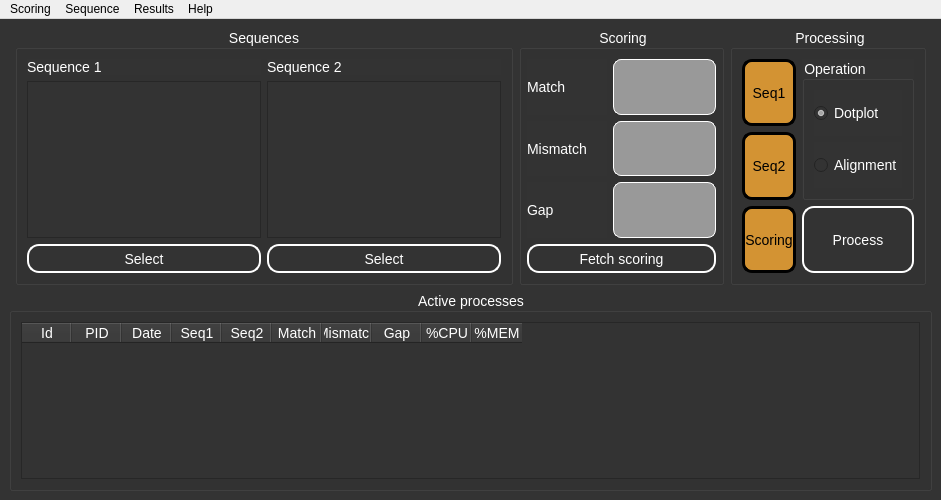
Before: the Qt Designer form Views/main.ui in rafalfelczynski/dna-alignment, drawn with Qt 5.
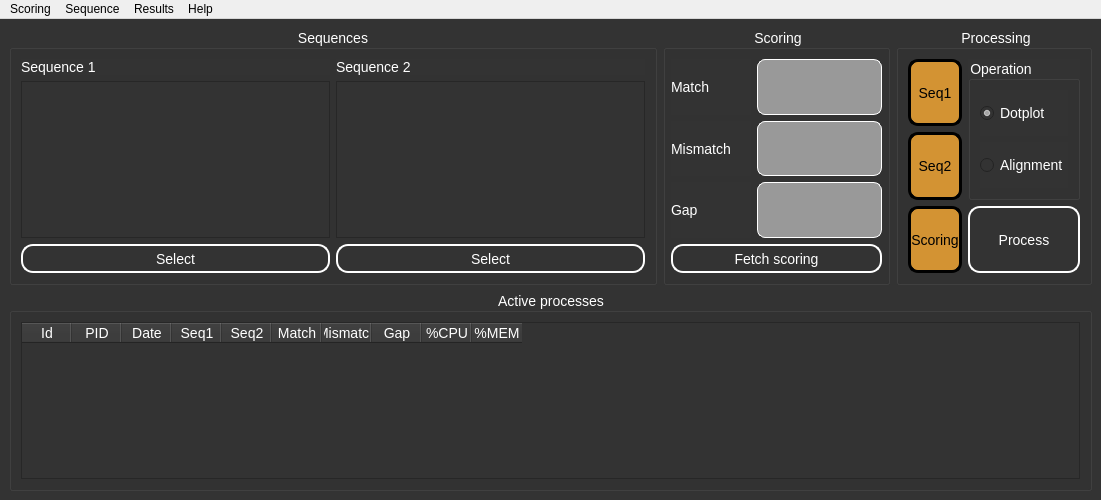
After: the same form once the commit is applied.

The edit to the form file:
```diff
--- a/Views/main.ui
+++ b/Views/main.ui
@@ -6,7 +6,7 @@
    <rect>
     <x>0</x>
     <y>0</y>
-    <width>941</width>
+    <width>1101</width>
     <height>500</height>
    </rect>
   </property>
@@ -79,154 +79,6 @@
 </string>
    </property>
    <layout class="QGridLayout" name="gridLayout_6">
-    <item row="1" column="6">
-     <widget class="QGroupBox" name="groupBox_8">
-      <property name="sizePolicy">
-       <sizepolicy hsizetype="Minimum" vsizetype="Expanding">
-        <horstretch>0</horstretch>
-        <verstretch>0</verstretch>
-       </sizepolicy>
-      </property>
-      <property name="title">
-       <string>Processing</string>
-      </property>
-      <property name="alignment">
-       <set>Qt::AlignCenter</set>
-      </property>
-      <layout class="QGridLayout" name="gridLayout_9">
-       <item row="5" column="0" rowspan="2">
-        <widget class="QLabel" name="seqSecLedLbl">
-         <property name="sizePolicy">
-          <sizepolicy hsizetype="Minimum" vsizetype="Minimum">
-           <horstretch>0</horstretch>
-           <verstretch>0</verstretch>
-          </sizepolicy>
-         </property>
-         <property name="styleSheet">
-          <string notr="true">QLabel {
-	border-radius: 10px;
-	border: 3px solid black;
-	background-color: rgba(255, 173, 51, 200);;
-	color: black;
-}</string>
-         </property>
-         <property name="text">
-          <string>Seq2</string>
-         </property>
-         <property name="alignment">
-          <set>Qt::AlignCenter</set>
-         </property>
-        </widget>
-       </item>
-       <item row="7" column="0" rowspan="2">
-        <widget class="QLabel" name="scoringLedLbl">
-         <property name="sizePolicy">
-          <sizepolicy hsizetype="Minimum" vsizetype="Minimum">
-           <horstretch>0</horstretch>
-           <verstretch>0</verstretch>
-          </sizepolicy>
-         </property>
-         <property name="styleSheet">
-          <string notr="true">QLabel {
-	border-radius: 10px;
-	border: 3px solid black;
-	background-color: rgba(255, 173, 51, 200);
-	color: black;
-}</string>
-         </property>
-         <property name="text">
-          <string>Scoring</string>
-         </property>
-         <property name="alignment">
-          <set>Qt::AlignCenter</set>
-         </property>
-        </widget>
-       </item>
-       <item row="3" column="0" rowspan="2">
-        <widget class="QLabel" name="seqFirstLedLbl">
-         <property name="sizePolicy">
-          <sizepolicy hsizetype="Minimum" vsizetype="Minimum">
-           <horstretch>0</horstretch>
-           <verstretch>0</verstretch>
-          </sizepolicy>
-         </property>
-         <property name="styleSheet">
-          <string notr="true">QLabel {
-	border-radius: 10px;
-	border: 3px solid black;
-	background-color: rgba(255, 173, 51, 200);
-	color: black;
-}
-</string>
-         </property>
-         <property name="text">
-          <string>Seq1</string>
-         </property>
-         <property name="alignment">
-          <set>Qt::AlignCenter</set>
-         </property>
-        </widget>
-       </item>
-       <item row="7" column="1" rowspan="2">
-        <widget class="QPushButton" name="processBtn">
-         <property name="sizePolicy">
-          <sizepolicy hsizetype="Minimum" vsizetype="Minimum">
-           <horstretch>0</horstretch>
-           <verstretch>0</verstretch>
-          </sizepolicy>
-         </property>
-         <property name="text">
-          <string>Process</string>
-         </property>
-        </widget>
-       </item>
-       <item row="3" column="1" rowspan="4">
-        <widget class="QGroupBox" name="operationGroupBox">
-         <property name="sizePolicy">
-          <sizepolicy hsizetype="Preferred" vsizetype="Minimum">
-           <horstretch>0</horstretch>
-           <verstretch>0</verstretch>
-          </sizepolicy>
-         </property>
-         <property name="title">
-          <string>Operation</string>
-         </property>
-         <layout class="QVBoxLayout" name="verticalLayout_2">
-          <item>
-           <widget class="QRadioButton" name="dotplotRadioBtn">
-            <property name="sizePolicy">
-             <sizepolicy hsizetype="Minimum" vsizetype="Expanding">
-              <horstretch>0</horstretch>
-              <verstretch>0</verstretch>
-             </sizepolicy>
-            </property>
-            <property name="text">
-             <string>Dotplot</string>
-            </property>
-            <property name="checked">
-             <bool>true</bool>
-            </property>
-           </widget>
-          </item>
-          <item>
-           <widget class="QRadioButton" name="alignmentRadioBtn">
-            <property name="sizePolicy">
-             <sizepolicy hsizetype="Minimum" vsizetype="Expanding">
-              <horstretch>0</horstretch>
-              <verstretch>0</verstretch>
-             </sizepolicy>
-            </property>
-            <property name="text">
-             <string>Alignment</string>
-            </property>
-           </widget>
-          </item>
-         </layout>
-        </widget>
-       </item>
-      </layout>
-     </widget>
-    </item>
     <item row="2" column="2" colspan="6">
      <widget class="QGroupBox" name="groupBox_10">
       <property name="sizePolicy">
@@ -336,10 +188,158 @@
       </layout>
      </widget>
     </item>
-    <item row="1" column="5">
+    <item row="1" column="7">
+     <widget class="QGroupBox" name="groupBox_8">
+      <property name="sizePolicy">
+       <sizepolicy hsizetype="Minimum" vsizetype="Expanding">
+        <horstretch>0</horstretch>
+        <verstretch>0</verstretch>
+       </sizepolicy>
+      </property>
+      <property name="title">
+       <string>Processing</string>
+      </property>
+      <property name="alignment">
+       <set>Qt::AlignCenter</set>
+      </property>
+      <layout class="QGridLayout" name="gridLayout_9">
+       <item row="5" column="0" rowspan="2">
+        <widget class="QLabel" name="seqSecLedLbl">
+         <property name="sizePolicy">
+          <sizepolicy hsizetype="Minimum" vsizetype="Minimum">
+           <horstretch>0</horstretch>
+           <verstretch>0</verstretch>
+          </sizepolicy>
+         </property>
+         <property name="styleSheet">
+          <string notr="true">QLabel {
+	border-radius: 10px;
+	border: 3px solid black;
+	background-color: rgba(255, 173, 51, 200);;
+	color: black;
+}</string>
+         </property>
+         <property name="text">
+          <string>Seq2</string>
+         </property>
+         <property name="alignment">
+          <set>Qt::AlignCenter</set>
+         </property>
+        </widget>
+       </item>
+       <item row="7" column="0" rowspan="2">
+        <widget class="QLabel" name="scoringLedLbl">
+         <property name="sizePolicy">
+          <sizepolicy hsizetype="Minimum" vsizetype="Minimum">
+           <horstretch>0</horstretch>
+           <verstretch>0</verstretch>
+          </sizepolicy>
+         </property>
+         <property name="styleSheet">
+          <string notr="true">QLabel {
+	border-radius: 10px;
+	border: 3px solid black;
+	background-color: rgba(255, 173, 51, 200);
+	color: black;
+}</string>
+         </property>
+         <property name="text">
+          <string>Scoring</string>
+         </property>
+         <property name="alignment">
+          <set>Qt::AlignCenter</set>
+         </property>
+        </widget>
+       </item>
+       <item row="3" column="0" rowspan="2">
+        <widget class="QLabel" name="seqFirstLedLbl">
+         <property name="sizePolicy">
+          <sizepolicy hsizetype="Minimum" vsizetype="Minimum">
+           <horstretch>0</horstretch>
+           <verstretch>0</verstretch>
+          </sizepolicy>
+         </property>
+         <property name="styleSheet">
+          <string notr="true">QLabel {
+	border-radius: 10px;
+	border: 3px solid black;
+	background-color: rgba(255, 173, 51, 200);
+	color: black;
+}
+</string>
+         </property>
+         <property name="text">
+          <string>Seq1</string>
+         </property>
+         <property name="alignment">
+          <set>Qt::AlignCenter</set>
+         </property>
+        </widget>
+       </item>
+       <item row="7" column="1" rowspan="2">
+        <widget class="QPushButton" name="processBtn">
+         <property name="sizePolicy">
+          <sizepolicy hsizetype="Minimum" vsizetype="Minimum">
+           <horstretch>0</horstretch>
+           <verstretch>0</verstretch>
+          </sizepolicy>
+         </property>
+         <property name="text">
+          <string>Process</string>
+         </property>
+        </widget>
+       </item>
+       <item row="3" column="1" rowspan="4">
+        <widget class="QGroupBox" name="operationGroupBox">
+         <property name="sizePolicy">
+          <sizepolicy hsizetype="Preferred" vsizetype="Minimum">
+           <horstretch>0</horstretch>
+           <verstretch>0</verstretch>
+          </sizepolicy>
+         </property>
+         <property name="title">
+          <string>Operation</string>
+         </property>
+         <layout class="QVBoxLayout" name="verticalLayout_2">
+          <item>
+           <widget class="QRadioButton" name="dotplotRadioBtn">
+            <property name="sizePolicy">
+             <sizepolicy hsizetype="Minimum" vsizetype="Expanding">
+              <horstretch>0</horstretch>
+              <verstretch>0</verstretch>
+             </sizepolicy>
+            </property>
+            <property name="text">
+             <string>Dotplot</string>
+            </property>
+            <property name="checked">
+             <bool>true</bool>
+            </property>
+           </widget>
+          </item>
+          <item>
+           <widget class="QRadioButton" name="alignmentRadioBtn">
+            <property name="sizePolicy">
+             <sizepolicy hsizetype="Minimum" vsizetype="Expanding">
+              <horstretch>0</horstretch>
+              <verstretch>0</verstretch>
+             </sizepolicy>
+            </property>
+            <property name="text">
+             <string>Alignment</string>
+            </property>
+           </widget>
+          </item>
+         </layout>
+        </widget>
+       </item>
+      </layout>
+     </widget>
+    </item>
+    <item row="1" column="6">
      <widget class="QGroupBox" name="groupBox_9">
       <property name="sizePolicy">
-       <sizepolicy hsizetype="Expanding" vsizetype="Expanding">
+       <sizepolicy hsizetype="Minimum" vsizetype="Expanding">
         <horstretch>0</horstretch>
         <verstretch>0</verstretch>
        </sizepolicy>
@@ -381,7 +381,7 @@
        <item row="0" column="0">
         <widget class="QLabel" name="label_10">
          <property name="sizePolicy">
-          <sizepolicy hsizetype="Expanding" vsizetype="Preferred">
+          <sizepolicy hsizetype="Minimum" vsizetype="Preferred">
            <horstretch>0</horstretch>
            <verstretch>0</verstretch>
           </sizepolicy>
@@ -394,7 +394,7 @@
        <item row="0" column="1">
         <widget class="QLineEdit" name="matchLineEdit">
          <property name="sizePolicy">
-          <sizepolicy hsizetype="Minimum" vsizetype="Expanding">
+          <sizepolicy hsizetype="Minimum" vsizetype="Minimum">
            <horstretch>0</horstretch>
            <verstretch>0</verstretch>
           </sizepolicy>
@@ -416,7 +416,7 @@
        <item row="1" column="0">
         <widget class="QLabel" name="label_8">
          <property name="sizePolicy">
-          <sizepolicy hsizetype="Expanding" vsizetype="Preferred">
+          <sizepolicy hsizetype="Minimum" vsizetype="Preferred">
            <horstretch>0</horstretch>
            <verstretch>0</verstretch>
           </sizepolicy>
@@ -435,7 +435,7 @@
        <item row="1" column="1">
         <widget class="QLineEdit" name="mismatchLineEdit">
          <property name="sizePolicy">
-          <sizepolicy hsizetype="Minimum" vsizetype="Expanding">
+          <sizepolicy hsizetype="Minimum" vsizetype="Minimum">
            <horstretch>0</horstretch>
            <verstretch>0</verstretch>
           </sizepolicy>
@@ -454,7 +454,7 @@
        <item row="2" column="0">
         <widget class="QLabel" name="label_9">
          <property name="sizePolicy">
-          <sizepolicy hsizetype="Expanding" vsizetype="Preferred">
+          <sizepolicy hsizetype="Minimum" vsizetype="Preferred">
            <horstretch>0</horstretch>
            <verstretch>0</verstretch>
           </sizepolicy>
@@ -467,7 +467,7 @@
        <item row="2" column="1">
         <widget class="QLineEdit" name="gapLineEdit">
          <property name="sizePolicy">
-          <sizepolicy hsizetype="Minimum" vsizetype="Expanding">
+          <sizepolicy hsizetype="Minimum" vsizetype="Minimum">
            <horstretch>0</horstretch>
            <verstretch>0</verstretch>
           </sizepolicy>
@@ -486,7 +486,7 @@
        <item row="3" column="0" colspan="2">
         <widget class="QPushButton" name="fetchScoringBtn">
          <property name="sizePolicy">
-          <sizepolicy hsizetype="Minimum" vsizetype="Minimum">
+          <sizepolicy hsizetype="Minimum" vsizetype="Fixed">
            <horstretch>0</horstretch>
            <verstretch>0</verstretch>
           </sizepolicy>
@@ -499,10 +499,10 @@
       </layout>
      </widget>
     </item>
-    <item row="1" column="3" colspan="2">
+    <item row="1" column="2" colspan="4">
      <widget class="QGroupBox" name="groupBox_7">
       <property name="sizePolicy">
-       <sizepolicy hsizetype="Expanding" vsizetype="Preferred">
+       <sizepolicy hsizetype="Expanding" vsizetype="Expanding">
         <horstretch>0</horstretch>
         <verstretch>0</verstretch>
        </sizepolicy>
@@ -638,7 +638,7 @@
     <rect>
      <x>0</x>
      <y>0</y>
-     <width>941</width>
+     <width>1101</width>
      <height>21</height>
     </rect>
    </property>
```
Left out of the diff: 3 changed lines with no effect on the pictures.
